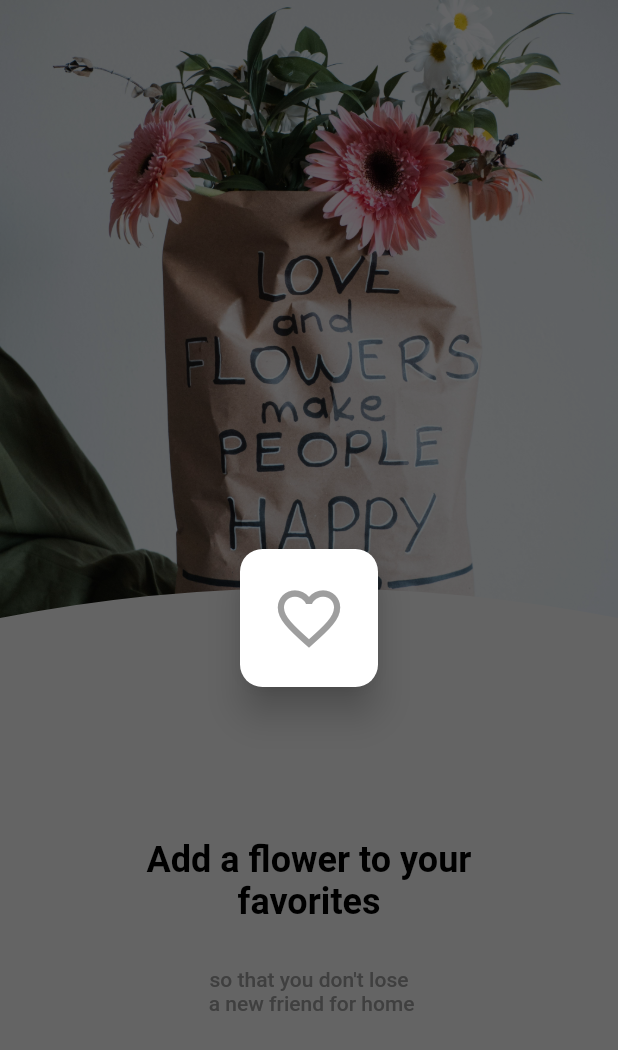
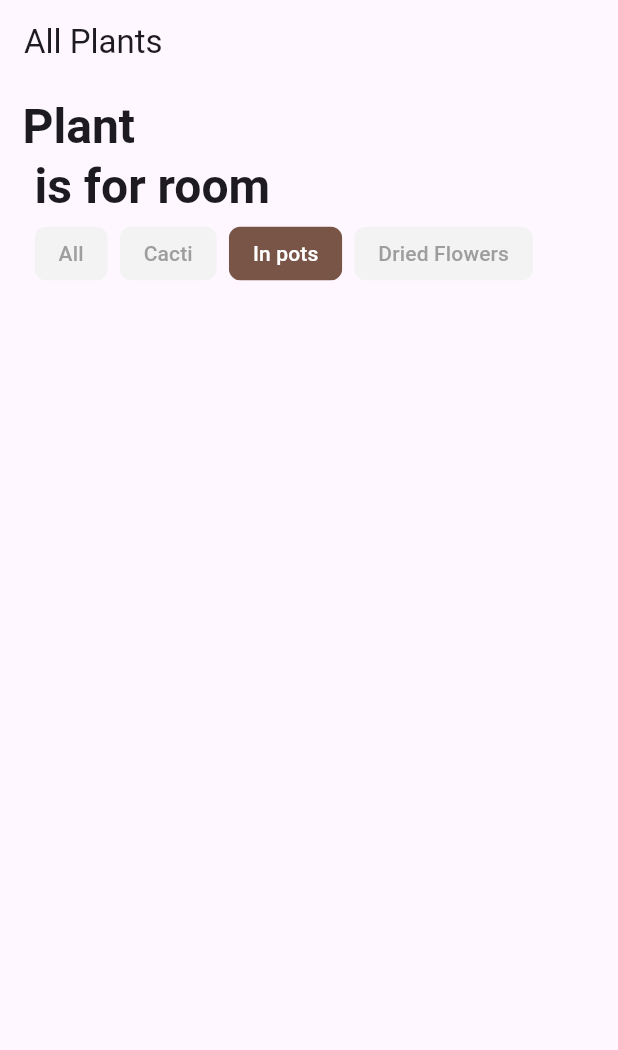
Before and after one commit to orket-sam/plant-shop-app, a Flutter app: the screen it shows after launch, on a phone screen of 412 x 824 dp. Shown: the top 1050 px of the screen. Run offline on Flutter 3.47's test engine with Material 2 defaults, Android fonts, the phone set to English and light mode, and no system bars.

Commit message:
plant screen

```diff
--- a/plants_app/lib/main.dart
+++ b/plants_app/lib/main.dart
@@ -1,5 +1,5 @@
 import 'package:flutter/material.dart';
-import 'package:plants_app/home_widget.dart';
+import 'package:plants_app/plants_screen.dart';
 
 void main() {
   runApp(const MyApp());
@@ -10,9 +10,10 @@ class MyApp extends StatelessWidget {
 
   @override
   Widget build(BuildContext context) {
-    return const MaterialApp(
+    return MaterialApp(
+      theme: ThemeData(useMaterial3: true),
       debugShowCheckedModeBanner: false,
-      home: HomeWidget(),
+      home: const PlantsScreen(),
     );
   }
 }
--- /dev/null
+++ b/plants_app/lib/plants_screen.dart
@@ -0,0 +1,54 @@
+import 'package:flutter/material.dart';
+
+class PlantsScreen extends StatelessWidget {
+  const PlantsScreen({super.key});
+
+  static const categories = ['All', 'Cacti', 'In pots', 'Dried Flowers'];
+
+  @override
+  Widget build(BuildContext context) {
+    return Scaffold(
+      appBar: AppBar(
+        title: const Text('All Plants'),
+      ),
+      body: ListView(
+        padding: const EdgeInsets.symmetric(horizontal: 15, vertical: 8),
+        physics: const BouncingScrollPhysics(),
+        children: [
+          Text(
+            'Plant \n is for room',
+            style: Theme.of(context)
+                .textTheme
+                .headlineLarge
+                ?.copyWith(fontWeight: FontWeight.bold),
+          ),
+          SizedBox(
+            height: 50,
+            child: ListView(
+              scrollDirection: Axis.horizontal,
+              children: categories
+                  .map((e) => Padding(
+                        padding: const EdgeInsets.only(left: 8.0),
+                        child: Chip(
+                          side: BorderSide.none,
+                          backgroundColor: categories.indexOf(e) == 2
+                              ? Colors.brown
+                              : const Color(0xfff3f3f3),
+                          label: Text(
+                            e,
+                            style: TextStyle(
+                              color: categories.indexOf(e) == 2
+                                  ? Colors.white
+                                  : Colors.grey,
+                            ),
+                          ),
+                        ),
+                      ))
+                  .toList(),
+            ),
+          ),
+        ],
+      ),
+    );
+  }
+}
```
Also changed, not shown: plants_app/lib/home_widget.dart (+6 -2 lines), plants_app/lib/plant_screen.dart (added, +153 -0 lines), plants_app/assets/images/vase.jpg (added), 1 other file.
